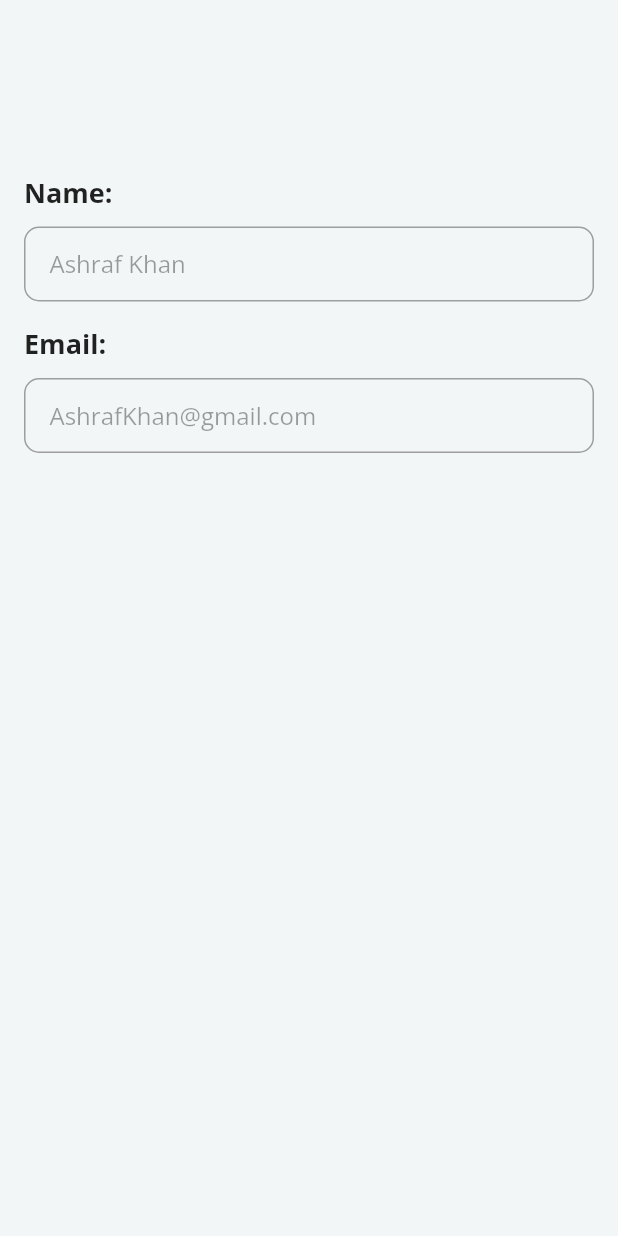
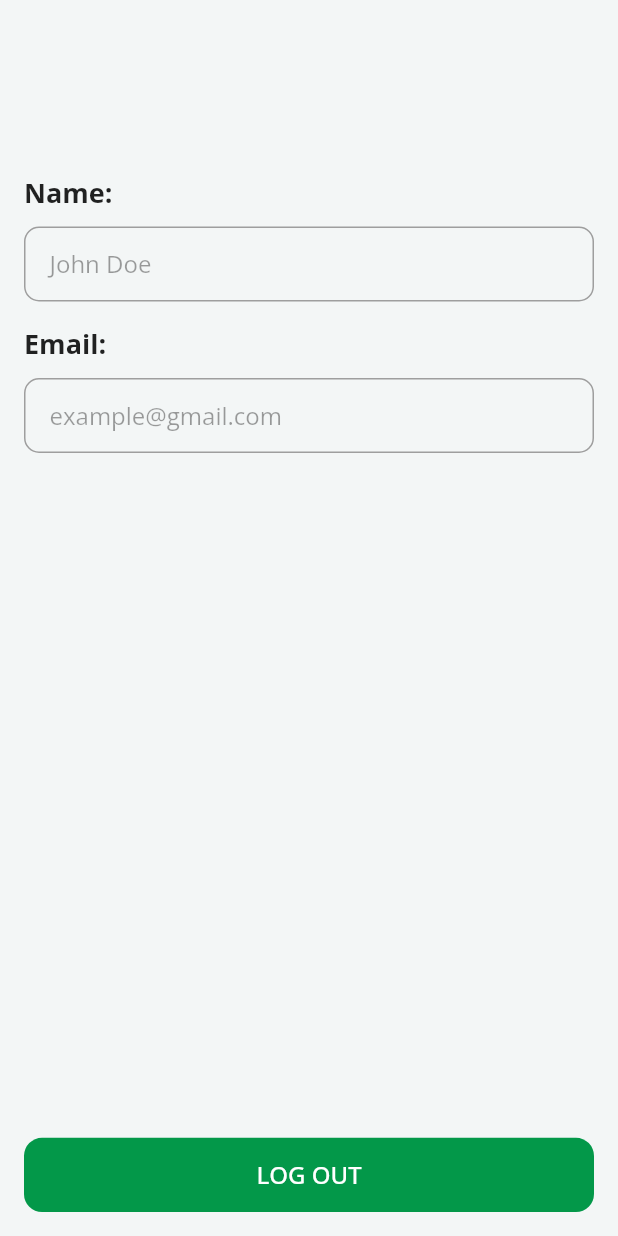
Before and after one commit to MohdAshraf960/prithvi, a Flutter app: the UserProfileScreen screen opened directly, on a phone screen of 412 x 824 dp. Run offline on Flutter 3.47's test engine with Material 2 defaults, Android fonts, the light colour scheme and no system bars; our stand-ins replace cloud_firestore, firebase_auth, firebase_core, flutter_riverpod, google_fonts, logger and 2 more; accounts and stored records are empty.

Commit message:
added logout button to profile page

```diff
--- a/lib/config/utils/custom_button.dart
+++ b/lib/config/utils/custom_button.dart
@@ -25,9 +25,10 @@ class CustomButton extends StatelessWidget {
       onTap: onTap,
       child: Container(
         decoration: BoxDecoration(
-            color: color,
-            border: Border.all(width: 0.4, color: Colors.amber),
-            borderRadius: BorderRadius.circular(15)),
+          color: color,
+          border: Border.all(width: 0.4, color: Colors.transparent),
+          borderRadius: BorderRadius.circular(12),
+        ),
         height: height,
         width: width,
         child: Center(
--- a/lib/features/profile/pages/userprofile_view.dart
+++ b/lib/features/profile/pages/userprofile_view.dart
@@ -1,4 +1,7 @@
 import 'package:flutter/material.dart';
+import 'package:prithvi/config/config.dart';
+import 'package:prithvi/core/core.dart';
+import 'package:sizer/sizer.dart';
 
 class UserProfileScreen extends StatelessWidget {
   static const id = "/username";
@@ -36,7 +39,7 @@ class UserProfileScreen extends StatelessWidget {
               child: TextFormField(
                 enabled: false,
                 decoration: InputDecoration(
-                  hintText: 'Ashraf Khan',
+                  hintText: 'John Doe',
                   contentPadding: EdgeInsets.symmetric(horizontal: 16.0),
                   border: InputBorder.none, // Hide the default border
                 ),
@@ -61,12 +64,24 @@ class UserProfileScreen extends StatelessWidget {
               child: TextFormField(
                 enabled: false,
                 decoration: InputDecoration(
-                  hintText: 'AshrafKhan@gmail.com',
+                  hintText: 'example@gmail.com',
                   contentPadding: EdgeInsets.symmetric(horizontal: 16.0),
                   border: InputBorder.none, // Hide the default border
                 ),
               ),
             ),
+            Spacer(),
+            CustomButton(
+              textfontsize: 16,
+              height: 6.h,
+              textColor: white,
+              color: primaryGreen,
+              text: "LOG OUT",
+              onTap: () async {
+                //TODO: logout
+              },
+              width: double.infinity,
+            )
           ],
         ),
       ),
```
Also changed, not shown: lib/features/questions/pages/questions_view.dart (+18 -3 lines).
